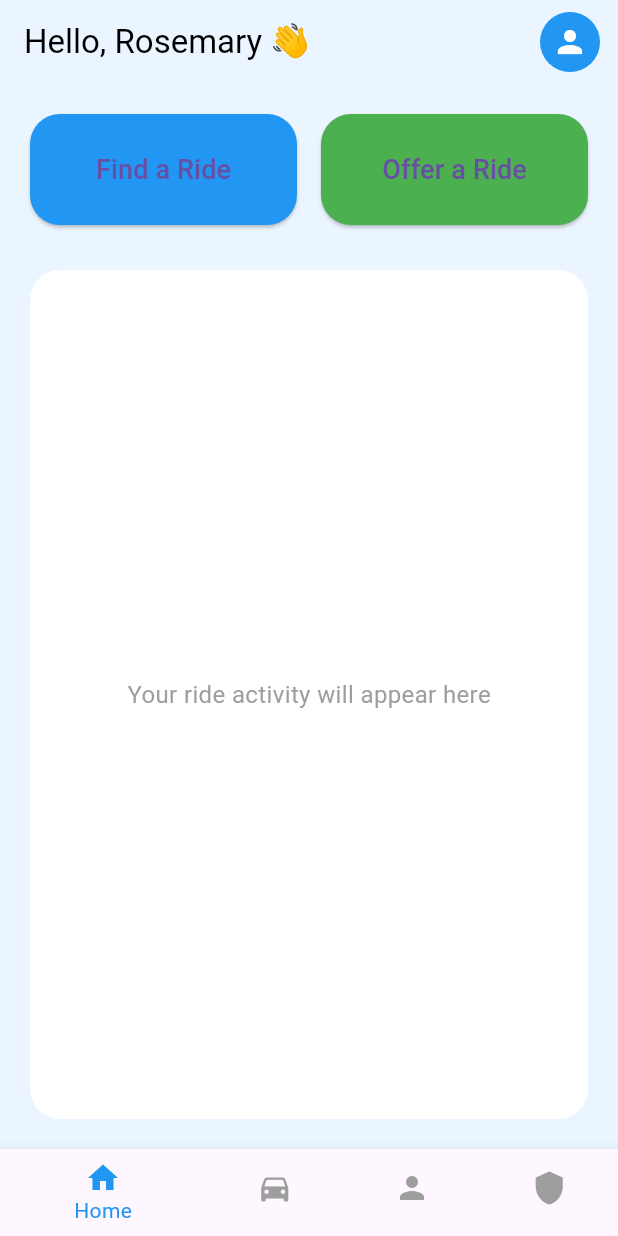
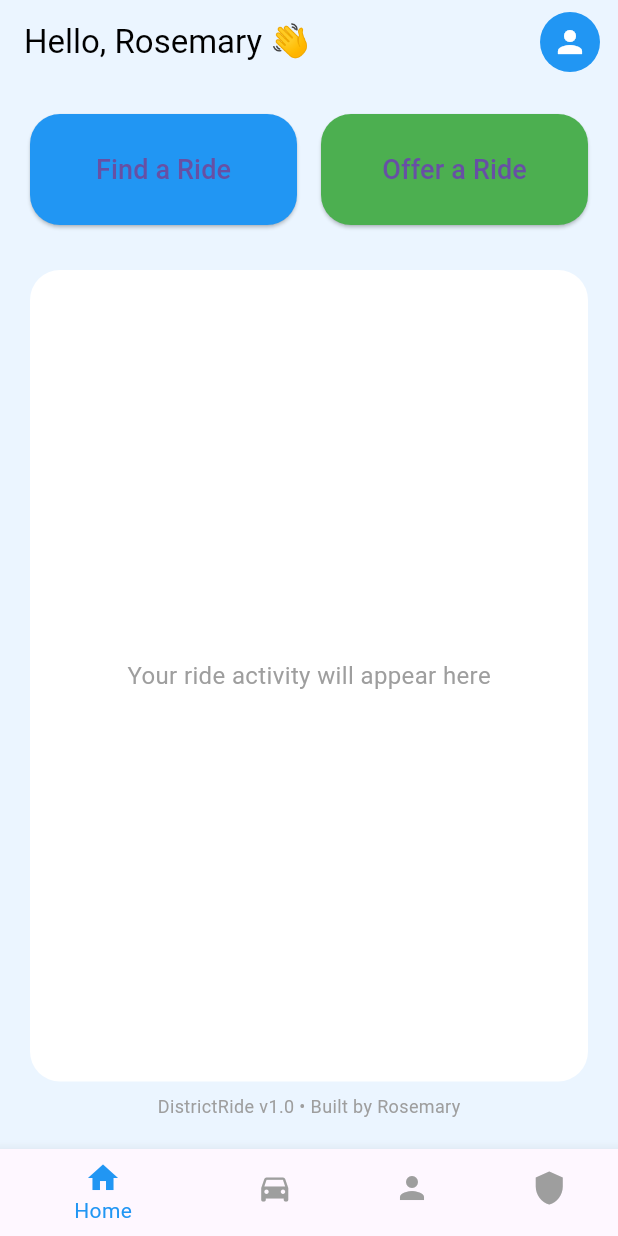
Before and after one commit to RosemaryReji/DistrictRide, a Flutter app: the screen it shows after launch, on a phone screen of 412 x 824 dp. Run offline on Flutter 3.47's test engine with Material 3 defaults, Android fonts, the phone set to English and light mode, and no system bars; our stand-ins replace shared_preferences; accounts and stored records are empty.

Commit message:
Add app version footer to home screen

```diff
--- a/lib/screens/home_screen.dart
+++ b/lib/screens/home_screen.dart
@@ -95,6 +95,9 @@ class _HomeScreenState extends State<HomeScreen> {
             ),
             const SizedBox(height: 30),
             Expanded(
+  child: Column(
+    children: [
+      Expanded(
         child: Container(
           width: double.infinity,
           decoration: BoxDecoration(
@@ -108,7 +111,18 @@ class _HomeScreenState extends State<HomeScreen> {
             ),
           ),
         ),
+      ),
+
+      const SizedBox(height: 8),
+
+      const Text(
+        "DistrictRide v1.0 • Built by Rosemary",
+        style: TextStyle(fontSize: 12, color: Colors.grey),
+      ),
+    ],
+  ),
 )
+
           ],
         ),
       ),
```
Lines whose indentation alone changed are shown as unchanged.
